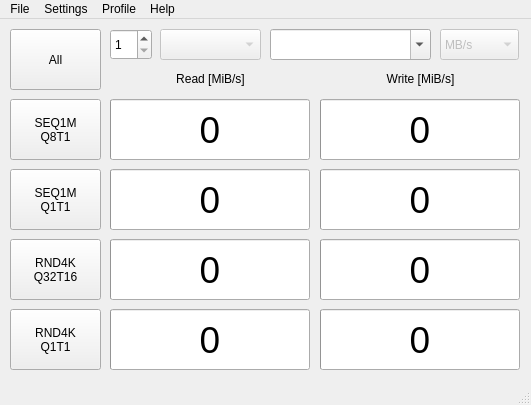
First picture: the form in src/mainwindow.ui, repository JonMagon/KDiskMark, before the edit.
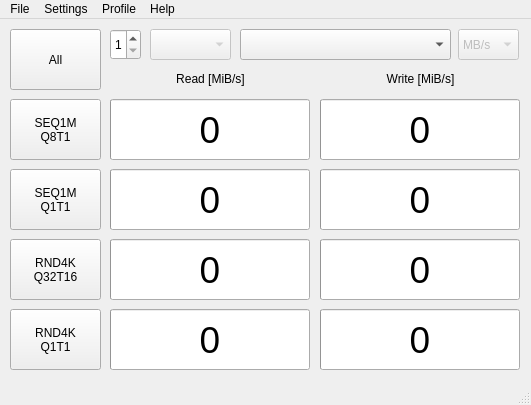
Second picture: the form after the edit.

The edit to the form file:
```diff
--- a/src/mainwindow.ui
+++ b/src/mainwindow.ui
@@ -38,10 +38,16 @@
      <rect>
       <x>110</x>
       <y>10</y>
-      <width>42</width>
+      <width>31</width>
       <height>31</height>
      </rect>
     </property>
+    <property name="readOnly">
+     <bool>false</bool>
+    </property>
+    <property name="accelerated">
+     <bool>false</bool>
+    </property>
     <property name="minimum">
      <number>1</number>
     </property>
@@ -55,9 +61,9 @@
     </property>
     <property name="geometry">
      <rect>
-      <x>160</x>
+      <x>150</x>
       <y>10</y>
-      <width>101</width>
+      <width>81</width>
       <height>31</height>
      </rect>
     </property>
@@ -68,14 +74,14 @@
     </property>
     <property name="geometry">
      <rect>
-      <x>270</x>
+      <x>240</x>
       <y>10</y>
-      <width>161</width>
+      <width>211</width>
       <height>31</height>
      </rect>
     </property>
     <property name="editable">
-     <bool>true</bool>
+     <bool>false</bool>
     </property>
    </widget>
    <widget class="QProgressBar" name="readBar_SEQ1M_Q8T1">
@@ -172,9 +178,9 @@
     </property>
     <property name="geometry">
      <rect>
-      <x>440</x>
+      <x>458</x>
       <y>10</y>
-      <width>79</width>
+      <width>61</width>
       <height>31</height>
      </rect>
     </property>
```
